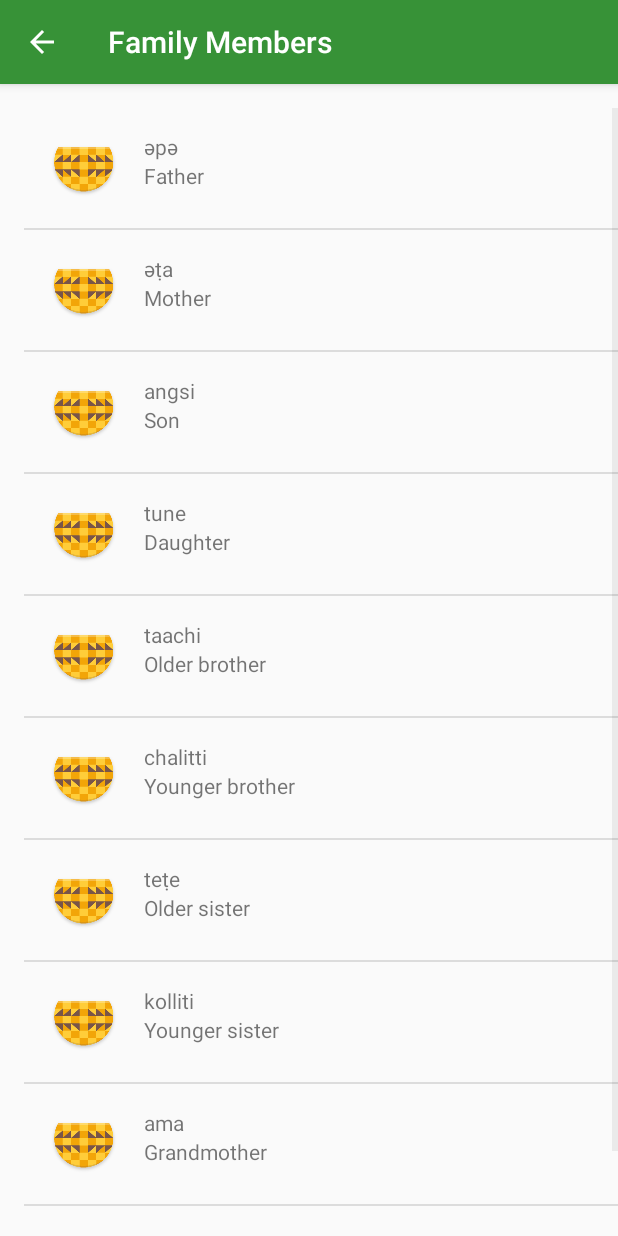
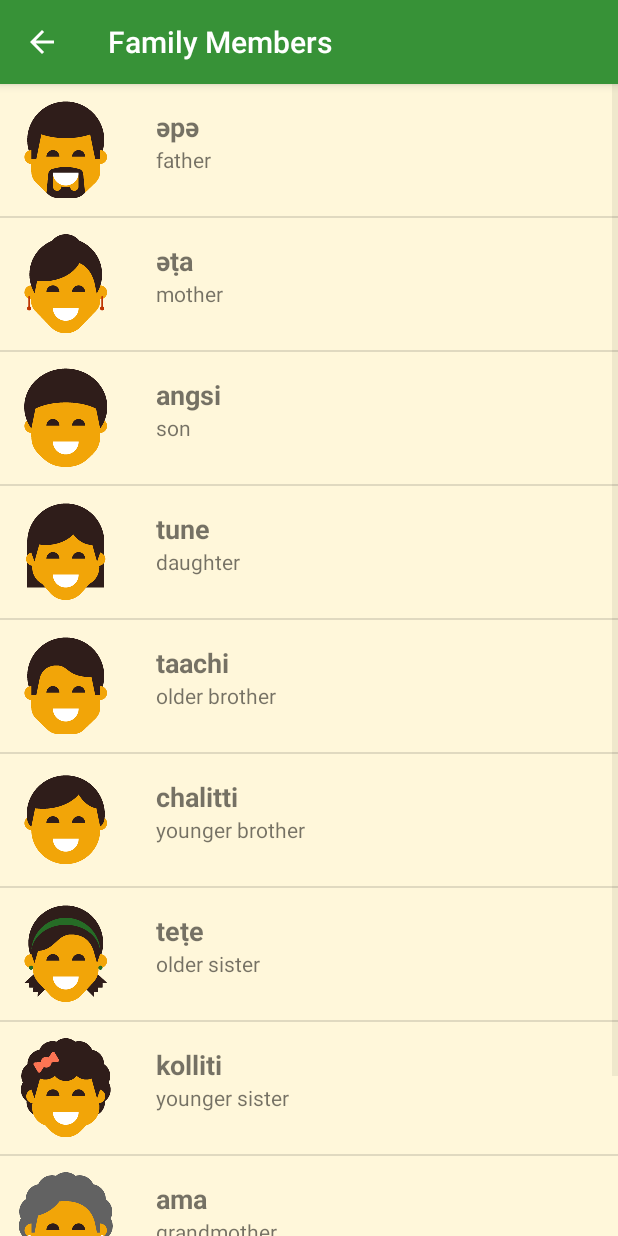
Before and after one commit to nsicilia/Miwok, an Android app: the FamilyActivity screen opened directly, with no data from a screen before it, on a phone screen of 412 x 824 dp. Run offline under Robolectric (Android 15) with nearby library versions, the phone set to English and light mode, and no system bars.

Commit message:
Added a method to store image resource id in the word class, as well as a boolean value to check if there is an associated image. Added a second construction to the word class to handle image ids and ImageView to the word adapter.

```diff
--- a/app/src/main/java/com/example/android/miwok/FamilyActivity.java
+++ b/app/src/main/java/com/example/android/miwok/FamilyActivity.java
@@ -34,16 +34,16 @@
 
 
         ArrayList<Word> words = new ArrayList<>();
-        words.add(new Word("Father", "әpә"));
-        words.add(new Word("Mother", "әṭa"));
-        words.add(new Word("Son", "angsi"));
-        words.add(new Word("Daughter", "tune"));
-        words.add(new Word("Older brother", "taachi"));
-        words.add(new Word("Younger brother", "chalitti"));
-        words.add(new Word("Older sister", "teṭe"));
-        words.add(new Word("Younger sister", "kolliti"));
-        words.add(new Word("Grandmother ", "ama"));
-        words.add(new Word("Grandfather", "paapa"));
+        words.add(new Word("father", "әpә", R.drawable.family_father));
+        words.add(new Word("mother", "әṭa", R.drawable.family_mother));
+        words.add(new Word("son", "angsi", R.drawable.family_son));
+        words.add(new Word("daughter", "tune", R.drawable.family_daughter));
+        words.add(new Word("older brother", "taachi", R.drawable.family_older_brother));
+        words.add(new Word("younger brother", "chalitti", R.drawable.family_younger_brother));
+        words.add(new Word("older sister", "teṭe", R.drawable.family_older_sister));
+        words.add(new Word("younger sister", "kolliti", R.drawable.family_younger_sister));
+        words.add(new Word("grandmother ", "ama", R.drawable.family_grandmother));
+        words.add(new Word("grandfather", "paapa", R.drawable.family_grandfather));
 
 
 
--- a/app/src/main/java/com/example/android/miwok/Word.java
+++ b/app/src/main/java/com/example/android/miwok/Word.java
@@ -16,15 +16,36 @@
     //Miwok translation for the work
     private String mMiwokTranslation;
 
+    private int NO_IMAGE = -1;
+
+    //Resource Id for the relate image
+    private int mImageResourceId = NO_IMAGE;
+
 
 
 
 
     /**
-     * Constructs a new TextView with initial values for text and text color.
+     * Creates a new Word object.
+     * @param DefaultTranslation is the word in a language the user's phone is set to
+     * @param MiwokTranslation is the word in Miwok
      */
     public Word (String DefaultTranslation, String MiwokTranslation){
 
+        mDefaultTranslation = DefaultTranslation;
+        mMiwokTranslation = MiwokTranslation;
+
+    }
+
+    /**
+     * Creates a new Word object.
+     * @param DefaultTranslation is the word in a language the user's phone is set to
+     * @param MiwokTranslation is the word in Miwok
+     * @param ImageResource is the drawable image resource id of the related image
+     */
+    public Word ( String DefaultTranslation, String MiwokTranslation,int ImageResource){
+
+        mImageResourceId = ImageResource;
         mDefaultTranslation = DefaultTranslation;
         mMiwokTranslation = MiwokTranslation;
 
@@ -47,4 +68,20 @@
     public String getmMiwokTranslation() {
         return mMiwokTranslation;
     }
+
+
+    /**
+     * Get the image related to the words.
+     * @return Integer miwok image resource id
+     */
+    public int getmImageResourceId() { return mImageResourceId; }
+
+
+    /**
+     * Boolean method to determine mImageResourceId contents
+     * @return true if mImageResourceId has a value
+     */
+    public boolean hasImage(){
+        return mImageResourceId != -1;
+    }
 }
--- a/app/src/main/java/com/example/android/miwok/WordAdapter.java
+++ b/app/src/main/java/com/example/android/miwok/WordAdapter.java
@@ -1,11 +1,13 @@
 package com.example.android.miwok;
 
 import android.content.Context;
+import android.graphics.Typeface;
 import android.support.annotation.NonNull;
 import android.view.LayoutInflater;
 import android.view.View;
 import android.view.ViewGroup;
 import android.widget.ArrayAdapter;
+import android.widget.ImageView;
 import android.widget.TextView;
 
 import java.util.ArrayList;
@@ -40,6 +42,8 @@
 
         //Find the TextView in the list_item.xml layout with the ID miwok_text_view.
         TextView miwokTextView = (TextView) listItemView.findViewById(R.id.miwok_text_view);
+
+        miwokTextView.setTypeface(null,Typeface.BOLD);
         //Get the Miwok translation from the currentWord object and set this
         // text on the Miwok TextVew
         assert word != null;
@@ -53,7 +57,17 @@
         numberTextView.setText(word.getmDefaultTranslation());
 
 
-        // Return the whole list item layout (containing 2 TextViews)
+        ImageView miwokImageView = (ImageView) listItemView.findViewById(R.id.miwok_image_view);
+
+        if (word.hasImage() == false){
+            // Hide the ImageView(set visibility to GONE)
+            miwokImageView.setVisibility(View.GONE);
+        }else
+            //Set the ImageView to the image resource specified in word
+            miwokImageView.setImageResource(word.getmImageResourceId());
+
+
+        // Return the whole list item layout (containing 2 TextViews and ImageView)
         // so that it can be shown in the ListView
         return listItemView;
     }
--- a/app/src/main/res/layout/activity_words_list.xml
+++ b/app/src/main/res/layout/activity_words_list.xml
@@ -5,7 +5,5 @@
     android:orientation="vertical"
     android:layout_width="match_parent"
     android:layout_height="match_parent"
-    android:paddingBottom="@dimen/activity_vertical_margin"
-    android:paddingLeft="@dimen/activity_horizontal_margin"
-    android:paddingTop="@dimen/activity_vertical_margin"
+    android:background="@color/tan_background"
     />
--- a/app/src/main/res/layout/list_item.xml
+++ b/app/src/main/res/layout/list_item.xml
@@ -1,17 +1,17 @@
 <?xml version="1.0" encoding="utf-8"?>
-<LinearLayout
-    xmlns:android="http://schemas.android.com/apk/res/android"
+<LinearLayout xmlns:android="http://schemas.android.com/apk/res/android"
     xmlns:tools="http://schemas.android.com/tools"
     android:layout_width="match_parent"
-    android:layout_height="match_parent"
+    android:layout_height="@dimen/list_item_height"
     android:orientation="horizontal"
-    android:padding="@dimen/activity_vertical_margin">
+    android:layout_marginTop="@dimen/activity_vertical_margin"
+    >
 
     <ImageView
-        android:layout_width="wrap_content"
-        android:layout_height="wrap_content"
-        android:src="@mipmap/ic_launcher"/>
-
+        android:id="@+id/miwok_image_view"
+        android:layout_width="@dimen/list_item_width"
+        android:layout_height="@dimen/list_item_height"
+        android:src="@mipmap/ic_launcher" />
 
 
     <LinearLayout
@@ -24,15 +24,16 @@
             android:id="@+id/miwok_text_view"
             android:layout_width="match_parent"
             android:layout_height="wrap_content"
-        tools:text="lutti"/>
+            android:layout_marginTop="@dimen/activity_vertical_margin"
+            android:textSize="@dimen/miwok_text_size"
+            tools:text="lutti" />
 
         <TextView
             android:id="@+id/default_text_view"
             android:layout_width="match_parent"
             android:layout_height="wrap_content"
-        tools:text="one"/>
+            tools:text="one" />
     </LinearLayout>
 
 
-
 </LinearLayout>
--- a/app/src/main/res/values/dimens.xml
+++ b/app/src/main/res/values/dimens.xml
@@ -13,9 +13,15 @@
      limitations under the License.
 -->
 <resources>
-    <!-- Height of each list item -->
+    <!-- Height & Length of each list item -->
     <dimen name="list_item_height">88dp</dimen>
+    <dimen name="list_item_width">88dp</dimen>
     <!-- Default screen margins, per the Android Design guidelines. -->
     <dimen name="activity_horizontal_margin">16dp</dimen>
     <dimen name="activity_vertical_margin">16dp</dimen>
+
+    <!--TextView attributes -->
+    <dimen name="miwok_text_size">18sp</dimen>
+
+
 </resources>
```
Also changed, not shown: app/src/main/java/com/example/android/miwok/ColorsActivity.java (+8 -8 lines), app/src/main/java/com/example/android/miwok/NumbersActivity.java (+10 -10 lines). Lines whose indentation alone changed are shown as unchanged.
